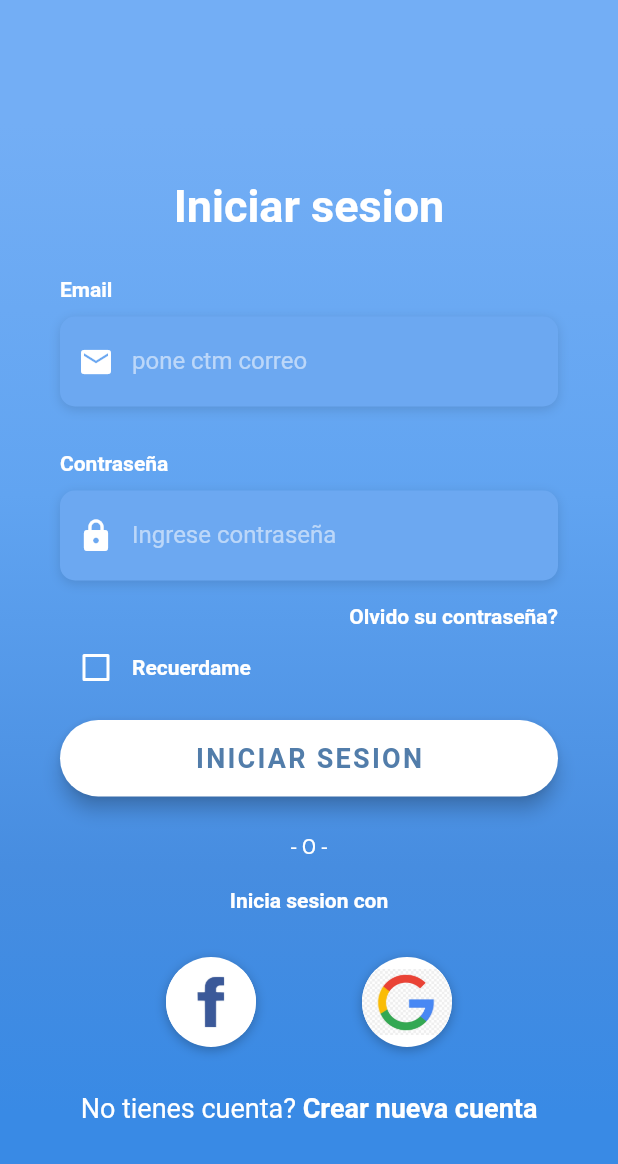
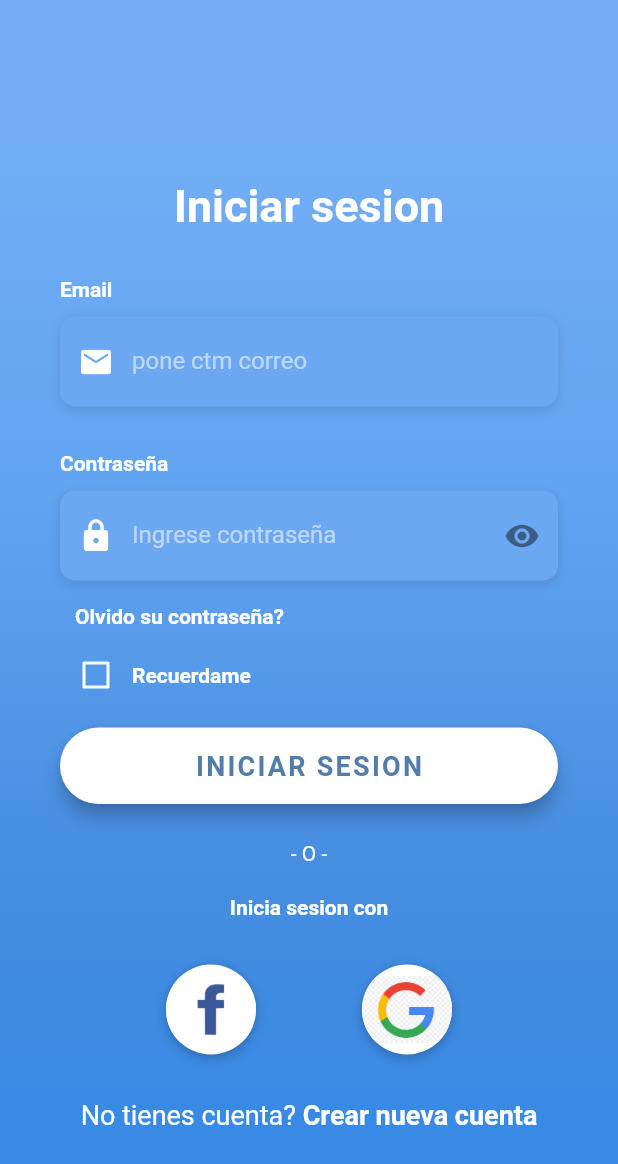
Before and after one commit to NehuenVila/delivery-app-flutter, a Flutter app: the screen it shows after launch, after a tap on "INICIAR SESION", on a phone screen of 412 x 824 dp. Shown: the top 1164 px of the screen. Run offline on Flutter 3.47's test engine with Material 2 defaults, Android fonts, the phone set to English and light mode, and no system bars; Roboto replaces fonts that are missing (OpenSans).

Commit message:
terminado el clearTextField

```diff
--- a/lib/src/pages/login_op_page.dart
+++ b/lib/src/pages/login_op_page.dart
@@ -13,6 +13,13 @@ class _LoginScreenState extends State<LoginScreen> {
   String _clave = '1234';
   bool _claveCorrecta = false;
   bool _usuarioCorrecto = false;
+
+  bool _claveOculta = true;
+  bool _swichData = false;
+
+  final _claveTC = TextEditingController();
+  final _userTC = TextEditingController();
+
   Widget _buildEmailTF() {
     return Column(
       crossAxisAlignment: CrossAxisAlignment.start,
@@ -27,6 +34,7 @@ class _LoginScreenState extends State<LoginScreen> {
           decoration: kBoxDecorationStyle,
           height: 60.0,
           child: TextField(
+            controller: _userTC,
             keyboardType: TextInputType.emailAddress,
             style: TextStyle(
               color: Colors.white,
@@ -69,7 +77,8 @@ class _LoginScreenState extends State<LoginScreen> {
           decoration: kBoxDecorationStyle,
           height: 60.0,
           child: TextField(
-            obscureText: true,
+            controller: _claveTC,
+            obscureText: _claveOculta,
             style: TextStyle(
               color: Colors.white,
               fontFamily: 'OpenSans',
@@ -80,6 +89,18 @@ class _LoginScreenState extends State<LoginScreen> {
               prefixIcon: Icon(
                 Icons.lock,
                 color: Colors.white,
+              ),
+              suffixIcon: IconButton(
+                onPressed: (){
+                  setState(() {
+                    if(_claveOculta = true){
+                      _claveOculta = false;
+                    }if(_claveOculta = false){
+                      _claveOculta = true;
+                    }
+                  });
+                },
+                icon: Icon(Icons.remove_red_eye),
               ),
               hintText: 'Ingrese contraseña',
               hintStyle: kHintTextStyle,
@@ -94,6 +115,40 @@ class _LoginScreenState extends State<LoginScreen> {
           ),
         ),
       ],
+    );
+  }
+
+  void clearTextInput(TextEditingController txtcon){
+
+    txtcon.clear();
+
+  }
+
+  Widget _buildSeePassCheckbox() {
+    return Container(
+      height: 20.0,
+      child: Row(
+        children: <Widget>[
+          Theme(
+            data: ThemeData(unselectedWidgetColor: Colors.white),
+            child: Switch(
+              value: _swichData,
+//              colo: Colors.green,
+              activeColor: Colors.white,
+              onChanged: (value) {
+                setState(() {
+                  _swichData = value;
+                  _claveOculta = !value;
+                });
+              },
+            ),
+          ),
+          Text(
+            'Mostrar contraseña',
+            style: kLabelStyle,
+          ),
+        ],
+      ),
     );
   }
 
@@ -146,8 +201,12 @@ class _LoginScreenState extends State<LoginScreen> {
         elevation: 5.0,
         onPressed: () {
           print('Login Button Pressed');
+          clearTextInput(_claveTC);
           if(_claveCorrecta && _usuarioCorrecto){
             Navigator.pushNamed(context, '/p');
+            clearTextInput(_userTC);
+          }else{
+            print('datos incorrectos');
           }
         },
         padding: EdgeInsets.all(15.0),
@@ -319,7 +378,14 @@ class _LoginScreenState extends State<LoginScreen> {
                         height: 30.0,
                       ),
                       _buildPasswordTF(),
-                      _buildForgotPasswordBtn(),
+                      Row(
+                        children: <Widget>[
+//                          _buildSeePassCheckbox(),
+                          SizedBox(width: 10.0),
+                          _buildForgotPasswordBtn(),
+                        ],
+                      ),
+                      SizedBox(height: 5.0),
                       _buildRememberMeCheckbox(),
                       _buildLoginBtn(),
                       _buildSignInWithText(),
```
